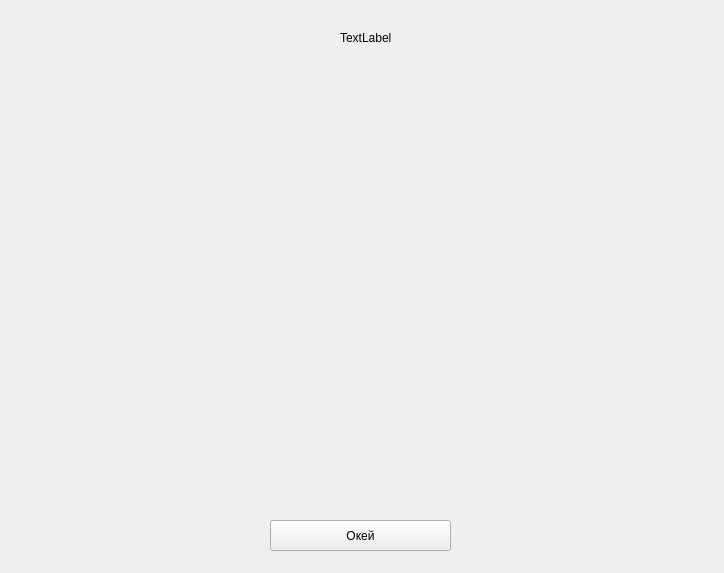
Qt form client/histogram.ui (Twelve-cloud/coursework2) before a commit.
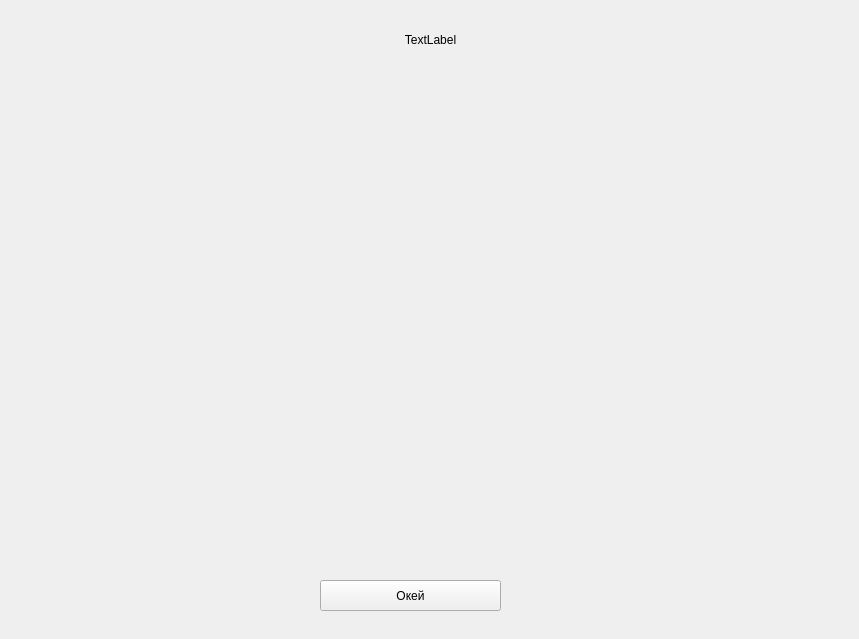
The same form after that commit.

Patch:
```diff
--- a/client/histogram.ui
+++ b/client/histogram.ui
@@ -6,8 +6,8 @@
    <rect>
     <x>0</x>
     <y>0</y>
-    <width>724</width>
-    <height>573</height>
+    <width>859</width>
+    <height>639</height>
    </rect>
   </property>
   <property name="windowTitle">
@@ -18,8 +18,8 @@
     <rect>
      <x>30</x>
      <y>70</y>
-     <width>671</width>
-     <height>431</height>
+     <width>801</width>
+     <height>491</height>
     </rect>
    </property>
    <layout class="QHBoxLayout" name="layout"/>
@@ -27,8 +27,8 @@
   <widget class="QPushButton" name="okeyButton">
    <property name="geometry">
     <rect>
-     <x>270</x>
-     <y>520</y>
+     <x>320</x>
+     <y>580</y>
      <width>181</width>
      <height>31</height>
     </rect>
@@ -40,15 +40,18 @@
   <widget class="QLabel" name="chosenCompanyLabel">
    <property name="geometry">
     <rect>
-     <x>340</x>
+     <x>40</x>
      <y>30</y>
-     <width>55</width>
-     <height>16</height>
+     <width>781</width>
+     <height>20</height>
     </rect>
    </property>
    <property name="text">
     <string>TextLabel</string>
    </property>
+   <property name="alignment">
+    <set>Qt::AlignCenter</set>
+   </property>
   </widget>
  </widget>
  <resources/>
```
